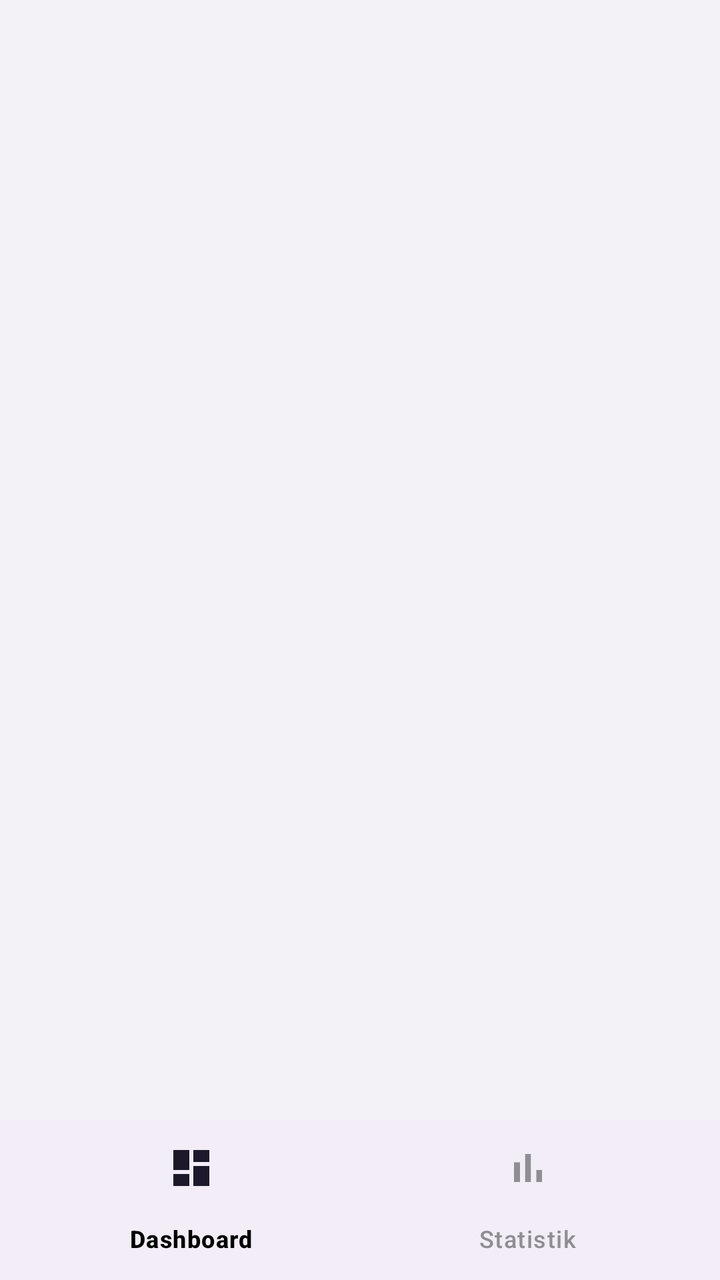
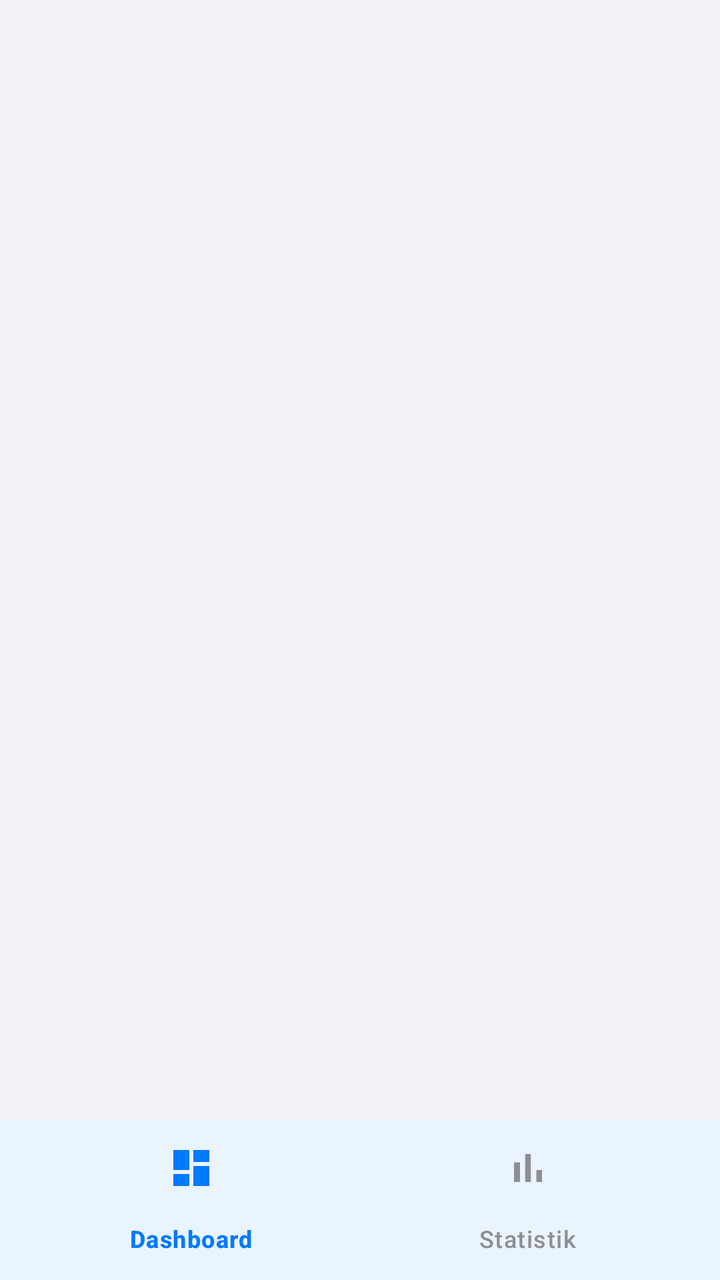

Two renders of the same Android screen: before a commit and after it. Below are the layout's source before the change and the commit's diff.
<!-- AndroidManifest.xml: application theme Theme.KasirAksesoris -->
<!-- res/layout/activity_main.xml -->
<?xml version="1.0" encoding="utf-8"?>
<androidx.constraintlayout.widget.ConstraintLayout xmlns:android="http://schemas.android.com/apk/res/android"
    xmlns:app="http://schemas.android.com/apk/res-auto"
    android:layout_width="match_parent"
    android:layout_height="match_parent">

    <androidx.fragment.app.FragmentContainerView
        android:id="@+id/navHostFragment"
        android:layout_width="0dp"
        android:layout_height="0dp"
        app:layout_constraintTop_toTopOf="parent"
        app:layout_constraintStart_toStartOf="parent"
        app:layout_constraintEnd_toEndOf="parent"
        app:layout_constraintBottom_toTopOf="@id/bottomNav" />

    <com.google.android.material.bottomnavigation.BottomNavigationView
        android:id="@+id/bottomNav"
        android:layout_width="0dp"
        android:layout_height="wrap_content"
        app:menu="@menu/bottom_nav_menu"
        app:layout_constraintStart_toStartOf="parent"
        app:layout_constraintEnd_toEndOf="parent"
        app:layout_constraintBottom_toBottomOf="parent" />

</androidx.constraintlayout.widget.ConstraintLayout>
<!-- resources referenced by this layout -->
<resources>
  <style name="Theme.KasirAksesoris" parent="Theme.Material3.Light.NoActionBar">
          <item name="colorPrimary">@color/ios_blue</item>
          <item name="colorPrimaryDark">@color/ios_blue</item>
          <item name="colorSecondary">@color/ios_orange</item>
          <item name="android:colorBackground">@color/light_background</item>
          <item name="colorSurface">@color/light_surface</item>
          <item name="colorSurfaceVariant">@color/light_surface_variant</item>
          <item name="colorOnSurface">@color/light_on_surface</item>
          <item name="colorOnSurfaceVariant">@color/light_on_surface_variant</item>
          <item name="android:statusBarColor">@color/light_background</item>
          <item name="android:windowLightStatusBar">true</item>
          <item name="android:fontFamily">sans-serif-medium</item>
          <item name="materialButtonStyle">@style/Widget.KasirAksesoris.Button</item>
      </style>
  <color name="ios_blue">#007AFF</color>
  <color name="ios_orange">#FF9500</color>
  <color name="light_background">#F2F2F7</color>
  <color name="light_surface">#FFFFFF</color>
  <color name="light_surface_variant">#E5E5EA</color>
  <color name="light_on_surface">#000000</color>
  <color name="light_on_surface_variant">#8E8E93</color>
  <style name="Widget.KasirAksesoris.Button" parent="Widget.Material3.Button">
          <item name="cornerRadius">14dp</item>
      </style>
</resources>

<!-- the commit's change to res/layout/activity_main.xml (unified diff, before → after) -->
@@ -17,6 +17,11 @@
         android:id="@+id/bottomNav"
         android:layout_width="0dp"
         android:layout_height="wrap_content"
+        android:background="?attr/colorSurface"
+        android:elevation="8dp"
+        app:itemIconTint="@color/bottom_nav_color"
+        app:itemTextColor="@color/bottom_nav_color"
+        app:labelVisibilityMode="labeled"
         app:menu="@menu/bottom_nav_menu"
         app:layout_constraintStart_toStartOf="parent"
         app:layout_constraintEnd_toEndOf="parent"
